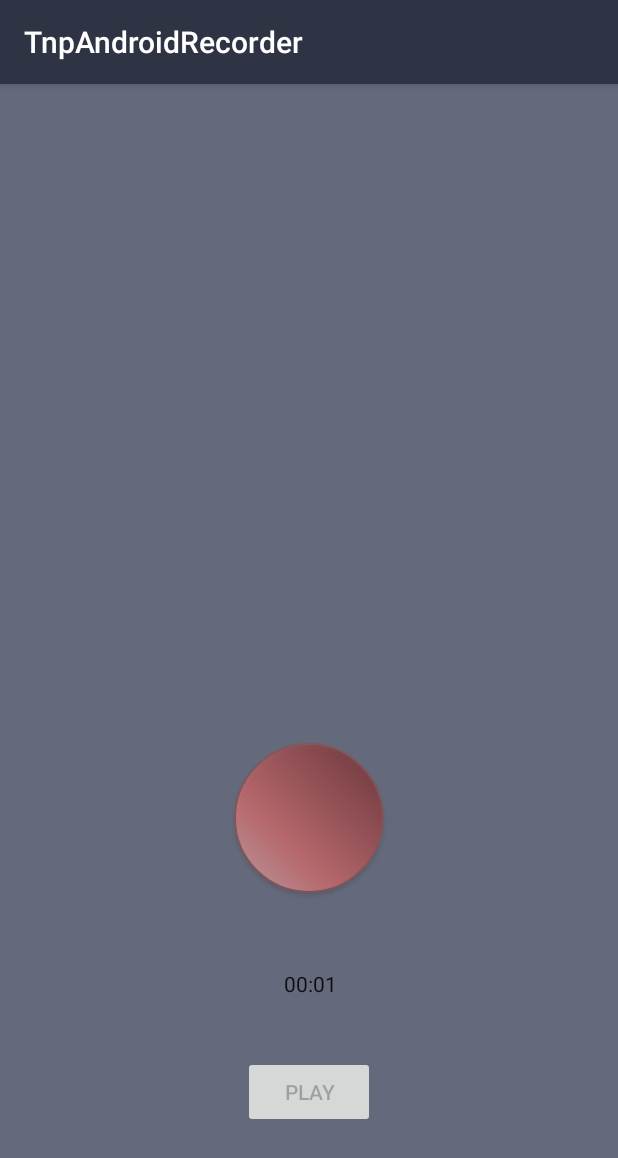
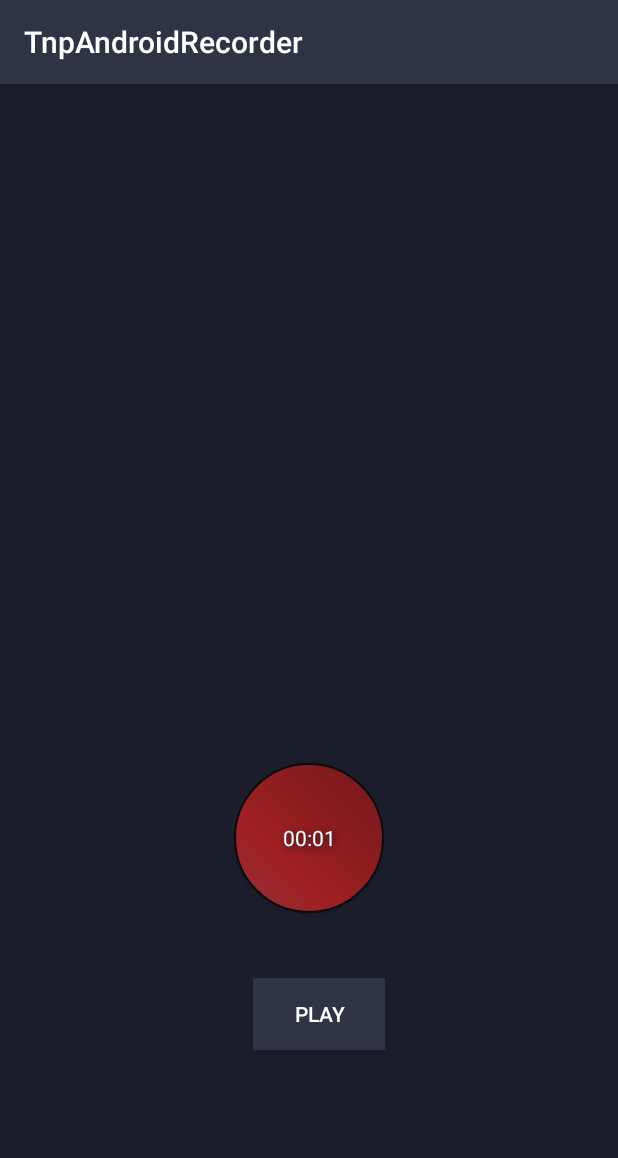
Before and after one commit to tnpestana/TnpAndroidRecorder, an Android app: the screen it shows after launch (MainActivity), after a tap on an icon or button, on a phone screen of 412 x 824 dp. Shown: the top 1158 px of the screen. Run offline under Robolectric (Android 15) with nearby library versions, the phone set to English and light mode, and no system bars.

Commit message:
update UI

```diff
--- a/app/src/main/java/com/tiagopestana/tnpandroidrecorder/MainActivity.java
+++ b/app/src/main/java/com/tiagopestana/tnpandroidrecorder/MainActivity.java
@@ -4,27 +4,19 @@ import android.Manifest;
 import android.content.Context;
 import android.content.DialogInterface;
 import android.content.pm.PackageManager;
-import android.graphics.Color;
 import android.media.MediaPlayer;
 import android.media.MediaRecorder;
 import android.os.Environment;
 import android.os.SystemClock;
 import android.support.annotation.NonNull;
-import android.support.v4.app.ActivityCompat;
-import android.support.v4.content.ContextCompat;
-import android.support.v4.view.ViewCompat;
 import android.support.v7.app.AlertDialog;
 import android.support.v7.app.AppCompatActivity;
 import android.os.Bundle;
-import android.transition.TransitionManager;
 import android.util.Log;
 import android.view.View;
 import android.view.animation.AlphaAnimation;
 import android.view.animation.Animation;
-import android.view.animation.AnimationSet;
-import android.view.animation.AnimationUtils;
 import android.view.animation.LinearInterpolator;
-import android.view.animation.ScaleAnimation;
 import android.widget.Button;
 import android.widget.Chronometer;
 import android.widget.Toast;
@@ -51,14 +43,14 @@ public class MainActivity extends AppCompatActivity {
         super.onCreate(savedInstanceState);
         setContentView(R.layout.activity_main);
 
-        btnRec = (Button) findViewById(R.id.btnRec);
-        btnPlay = (Button) findViewById(R.id.btnPlay);
+        btnRec = findViewById(R.id.btnRec);
+        btnPlay = findViewById(R.id.btnPlay);
         btnPlay.setEnabled(false);
 
-        timer = (Chronometer) findViewById(R.id.textView);
+        timer = findViewById(R.id.textView);
 
         // create recording button animations
-        alphaAnimation = new AlphaAnimation(1, 0.7f); // Change alpha from fully visible to invisible
+        alphaAnimation = new AlphaAnimation(1, 0.6f); // Change alpha from fully visible to invisible
         alphaAnimation.setDuration(250); // duration - half a second
         alphaAnimation.setInterpolator(new LinearInterpolator()); // do not alter animation rate
         alphaAnimation.setRepeatCount(Animation.INFINITE); // Repeat animation infinitely
@@ -89,14 +81,9 @@ public class MainActivity extends AppCompatActivity {
         });
     }
 
-    private static File createAudioFile(Context context, String audioName) throws IOException {
-        File storageDir = Environment.getExternalStoragePublicDirectory(Environment.DIRECTORY_MUSIC);
-        return File.createTempFile(audioName, ".3pg", storageDir);
-    }
-
     private void startRecording() {
         try {
-            outputFile = createAudioFile(this, "demo");
+            outputFile = createAudioFile(this, "tnpRecording");
         } catch (IOException e) {
             e.printStackTrace();
         }
@@ -160,9 +147,14 @@ public class MainActivity extends AppCompatActivity {
         }
     }
 
-    // Requesting run-time permissions
+    // Audio file
+    private static File createAudioFile(Context context, String audioName) throws IOException {
+        File storageDir = Environment.getExternalStoragePublicDirectory(Environment.DIRECTORY_MUSIC);
+        return File.createTempFile(audioName, ".3pg", storageDir);
+    }
 
-    // check if all necessary permissions are granted
+    // Requesting run-time permissions.
+    // Check if all necessary permissions are granted.
     private boolean arePermissionsEnabled() {
         for (String permission : permissions) {
             if (checkSelfPermission(permission) != PackageManager.PERMISSION_GRANTED)
@@ -171,7 +163,7 @@ public class MainActivity extends AppCompatActivity {
         return true;
     }
 
-    // request all the permissions stored in the "permissions" array and store all the declined
+    // Request all the permissions stored in the "permissions" array and store all the declined
     // permissions in a new "remainingPermissions" array.
     private void requestMultiplePermissions() {
         List<String> remainingPermissions = new ArrayList<>();
@@ -183,7 +175,7 @@ public class MainActivity extends AppCompatActivity {
         requestPermissions(remainingPermissions.toArray(new String[remainingPermissions.size()]), 101);
     }
 
-    // Handling callback
+    // Handling callback.
     @Override
     public void onRequestPermissionsResult(int requestCode, @NonNull String[] permissions, @NonNull int[] grantResults) {
         super.onRequestPermissionsResult(requestCode, permissions, grantResults);
--- a/app/src/main/res/drawable/recordbutton.xml
+++ b/app/src/main/res/drawable/recordbutton.xml
@@ -6,9 +6,9 @@
     <gradient
         android:angle="45"
         android:centerX="35%"
-        android:centerColor="#DE6D6D"
-        android:startColor="#E8B3B3"
-        android:endColor="#702527"
+        android:centerColor="#F72323"
+        android:startColor="#E83F3F"
+        android:endColor="#B01717"
         android:type="linear"
         />
     <padding
@@ -23,6 +23,6 @@
         />
     <stroke
         android:width="1dp"
-        android:color="#8A5454"
+        android:color="#000000"
         />
 </shape>
--- a/app/src/main/res/layout/activity_main.xml
+++ b/app/src/main/res/layout/activity_main.xml
@@ -4,7 +4,7 @@
     xmlns:tools="http://schemas.android.com/tools"
     android:layout_width="match_parent"
     android:layout_height="match_parent"
-    android:background="@color/background"
+    android:background="@color/primaryDark"
     tools:context=".MainActivity"
     tools:layout_editor_absoluteY="81dp">
 
@@ -14,11 +14,11 @@
         android:layout_height="wrap_content"
         android:layout_marginBottom="8dp"
         android:background="@drawable/recordbutton"
-        app:layout_constraintBottom_toTopOf="@+id/textView"
+        app:layout_constraintBottom_toTopOf="@+id/btnPlay"
         app:layout_constraintEnd_toEndOf="parent"
         app:layout_constraintStart_toStartOf="parent"
         app:layout_constraintTop_toTopOf="parent"
-        app:layout_constraintVertical_bias="0.911" />
+        app:layout_constraintVertical_bias="0.927" />
 
     <Button
         android:id="@+id/btnPlay"
@@ -26,23 +26,32 @@
         android:layout_height="wrap_content"
         android:layout_marginStart="8dp"
         android:layout_marginEnd="8dp"
-        android:layout_marginBottom="72dp"
+        android:layout_marginBottom="124dp"
+        android:background="@color/primary"
         android:text="Play"
+        android:textColor="@color/white"
+        android:topRightRadius="10dp"
         app:layout_constraintBottom_toBottomOf="parent"
         app:layout_constraintEnd_toEndOf="parent"
+        app:layout_constraintHorizontal_bias="0.521"
         app:layout_constraintStart_toStartOf="parent" />
 
     <Chronometer
         android:id="@+id/textView"
-        android:layout_width="121dp"
-        android:layout_height="42dp"
-        android:layout_marginStart="8dp"
-        android:layout_marginEnd="8dp"
-        android:layout_marginBottom="16dp"
-        android:gravity="center_horizontal"
-        app:layout_constraintBottom_toTopOf="@+id/btnPlay"
-        app:layout_constraintEnd_toEndOf="parent"
-        app:layout_constraintHorizontal_bias="0.502"
-        app:layout_constraintStart_toStartOf="parent" />
+        android:layout_width="100dp"
+        android:layout_height="100dp"
+        android:elevation="2dp"
+        android:gravity="center"
+        android:shadowColor="@color/primaryDark"
+        android:shadowDx="2"
+        android:shadowDy="2"
+        android:shadowRadius="5"
+        android:textColor="@color/white"
+        app:layout_constraintBottom_toBottomOf="@+id/btnRec"
+        app:layout_constraintEnd_toEndOf="@+id/btnRec"
+        app:layout_constraintHorizontal_bias="0.0"
+        app:layout_constraintStart_toStartOf="@+id/btnRec"
+        app:layout_constraintTop_toTopOf="@+id/btnRec"
+        app:layout_constraintVertical_bias="0.0" />
 
 </android.support.constraint.ConstraintLayout>
--- a/app/src/main/res/values/colors.xml
+++ b/app/src/main/res/values/colors.xml
@@ -7,4 +7,5 @@
     <color name="background">#646A7B</color>
     <color name="primary">#2F3445</color>
     <color name="primaryDark">#1B1E2A</color>
+    <color name="white">#FFFFFF</color>
 </resources>
```
